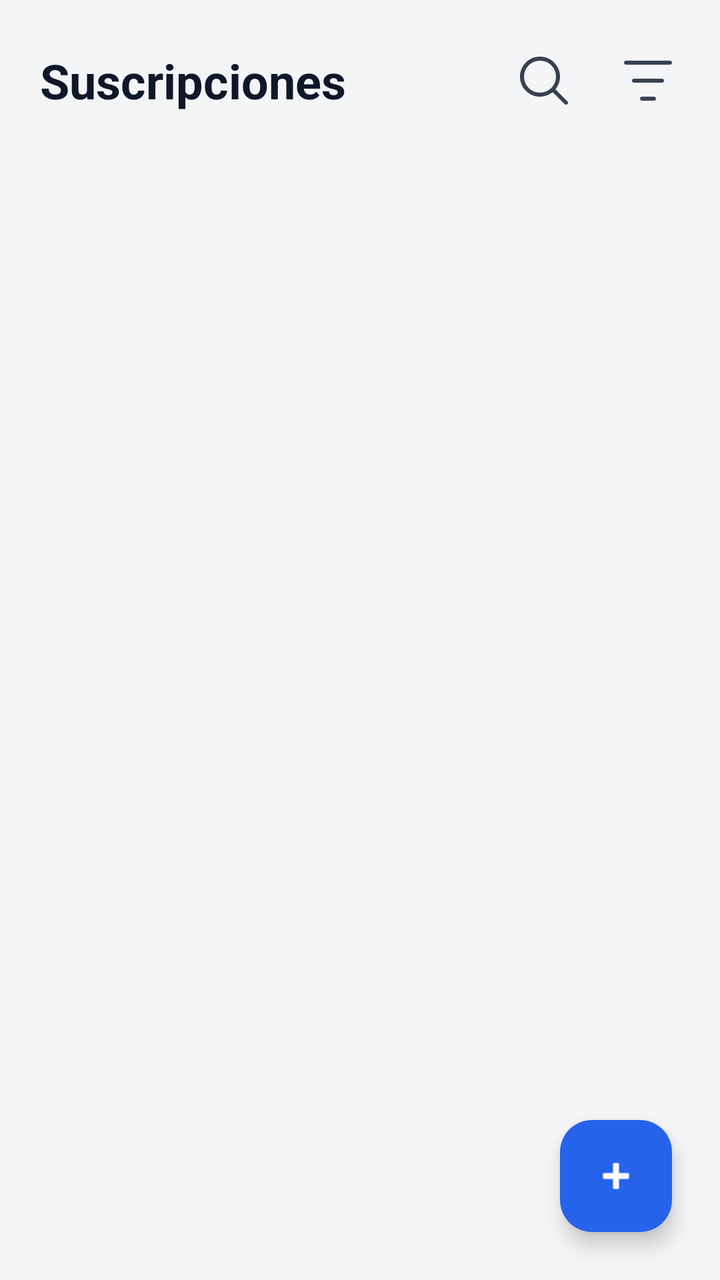
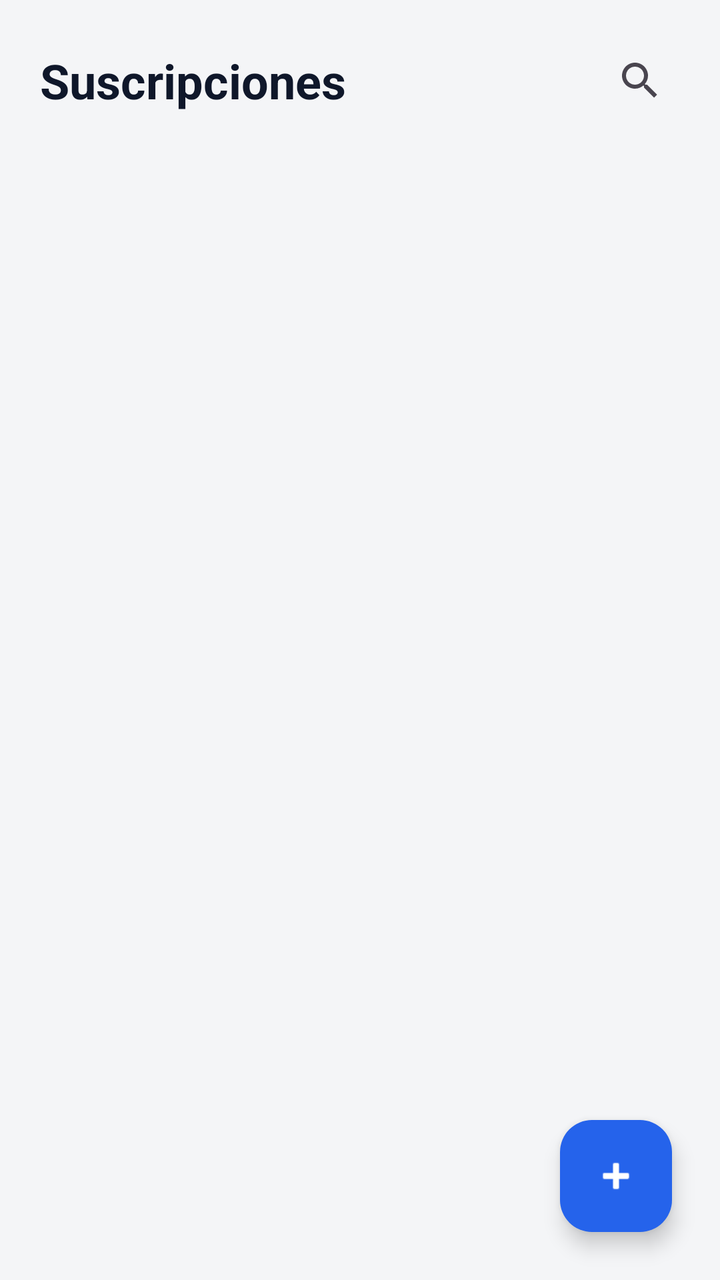

The first picture is an Android layout as it rendered before a commit; the second is the same layout after the commit. The layout source and the unified diff follow.
<!-- AndroidManifest.xml: application theme Theme.SubManager -->
<!-- res/layout/fragment_suscripciones.xml -->
<?xml version="1.0" encoding="utf-8"?>
<androidx.constraintlayout.widget.ConstraintLayout
    xmlns:android="http://schemas.android.com/apk/res/android"
    xmlns:app="http://schemas.android.com/apk/res-auto"
    xmlns:tools="http://schemas.android.com/tools"
    android:layout_width="match_parent"
    android:layout_height="match_parent"
    android:background="@color/background"> <TextView
    android:id="@+id/tvTituloSuscripciones"
    android:layout_width="wrap_content"
    android:layout_height="wrap_content"
    android:layout_marginStart="20dp"
    android:layout_marginTop="24dp"
    android:text="Suscripciones"
    android:textColor="@color/text_primary" android:textSize="24sp"
    android:textStyle="bold"
    app:layout_constraintStart_toStartOf="parent"
    app:layout_constraintTop_toTopOf="parent" />

    <ImageButton
        android:id="@+id/btnFiltro"
        android:layout_width="48dp"
        android:layout_height="48dp"
        android:layout_marginEnd="12dp"
        android:background="?attr/selectableItemBackgroundBorderless"
        android:src="@drawable/ic_filter"
        android:padding="12dp"
        android:scaleType="fitCenter"
        app:tint="@color/text_secondary" app:layout_constraintBottom_toBottomOf="@id/tvTituloSuscripciones"
        app:layout_constraintEnd_toEndOf="parent"
        app:layout_constraintTop_toTopOf="@id/tvTituloSuscripciones" />

    <ImageButton
        android:id="@+id/btnBuscar"
        android:layout_width="48dp"
        android:layout_height="48dp"
        android:layout_marginEnd="4dp"
        android:background="?attr/selectableItemBackgroundBorderless"
        android:src="@drawable/ic_search"
        android:padding="12dp"
        android:scaleType="fitCenter"
        app:tint="@color/text_secondary" app:layout_constraintBottom_toBottomOf="@id/tvTituloSuscripciones"
        app:layout_constraintEnd_toStartOf="@id/btnFiltro"
        app:layout_constraintTop_toTopOf="@id/tvTituloSuscripciones" />

    <HorizontalScrollView
        android:id="@+id/hsvCategorias"
        android:layout_width="match_parent"
        android:layout_height="wrap_content"
        android:layout_marginTop="16dp"
        android:clipToPadding="false"
        android:paddingHorizontal="20dp"
        android:scrollbars="none"
        app:layout_constraintTop_toBottomOf="@id/tvTituloSuscripciones">

        <com.google.android.material.chip.ChipGroup
            android:id="@+id/cgCategorias"
            android:layout_width="wrap_content"
            android:layout_height="wrap_content"
            app:singleSelection="true"
            app:selectionRequired="true" />
    </HorizontalScrollView>

    <androidx.recyclerview.widget.RecyclerView
        android:id="@+id/rvSuscripciones"
        android:layout_width="match_parent"
        android:layout_height="0dp"
        android:layout_marginTop="12dp"
        android:clipToPadding="false"
        android:paddingBottom="80dp"
        app:layout_constraintBottom_toBottomOf="parent"
        app:layout_constraintTop_toBottomOf="@id/hsvCategorias" />

    <com.google.android.material.floatingactionbutton.FloatingActionButton
        android:id="@+id/fabAgregar"
        android:layout_width="wrap_content"
        android:layout_height="wrap_content"
        android:layout_marginEnd="24dp"
        android:layout_marginBottom="24dp"
        android:src="@android:drawable/ic_input_add"
        app:backgroundTint="@color/primary" app:tint="@color/text_on_primary" app:layout_constraintBottom_toBottomOf="parent"
        app:layout_constraintEnd_toEndOf="parent" />

</androidx.constraintlayout.widget.ConstraintLayout>
<!-- resources referenced by this layout -->
<resources>
  <color name="background">#F4F5F7</color>
  <color name="primary">#2563EB</color>
  <color name="text_on_primary">#FFFFFF</color>
  <color name="text_primary">#0F172A</color>
  <color name="text_secondary">#374151</color>
  <!-- drawable ic_filter (drawable) -->
  <vector xmlns:android="http://schemas.android.com/apk/res/android"
      android:width="512dp"
      android:height="512dp"
      android:viewportWidth="24"
      android:viewportHeight="24">
    <path
        android:fillColor="#FF000000"
        android:pathData="M24,3c0,0.55 -0.45,1 -1,1L1,4c-0.55,0 -1,-0.45 -1,-1s0.45,-1 1,-1L23,2c0.55,0 1,0.45 1,1ZM15,20h-6c-0.55,0 -1,0.45 -1,1s0.45,1 1,1h6c0.55,0 1,-0.45 1,-1s-0.45,-1 -1,-1ZM19,11L5,11c-0.55,0 -1,0.45 -1,1s0.45,1 1,1h14c0.55,0 1,-0.45 1,-1s-0.45,-1 -1,-1Z"/>
  </vector>
  <!-- drawable ic_search (drawable) -->
  <vector xmlns:android="http://schemas.android.com/apk/res/android"
      android:width="512dp"
      android:height="512dp"
      android:viewportWidth="24"
      android:viewportHeight="24">
    <path
        android:fillColor="#FF000000"
        android:pathData="M23.707,22.293l-5.969,-5.969a10.016,10.016 0,1 0,-1.414 1.414l5.969,5.969a1,1 0,0 0,1.414 -1.414ZM10,18a8,8 0,1 1,8 -8A8.009,8.009 0,0 1,10 18Z"/>
  </vector>
  <style name="Theme.SubManager" parent="Base.Theme.SubManager" />
  <style name="Base.Theme.SubManager" parent="Theme.Material3.DayNight.NoActionBar">
          <item name="colorPrimary">@color/primary</item>
          <item name="colorPrimaryVariant">@color/primary_dark</item>
          <item name="colorOnPrimary">@color/text_on_primary</item>
          <item name="colorSecondary">@color/accent_purple</item>
          <item name="colorSecondaryVariant">@color/accent_pink</item>
          <item name="colorOnSecondary">@color/text_on_primary</item>
          <item name="android:colorBackground">@color/background</item>
          <item name="colorSurface">@color/surface</item>
          <item name="colorOnSurface">@color/text_primary</item>
          <item name="colorError">@color/error</item>
          <item name="android:statusBarColor">@color/background</item>
          <item name="android:windowLightStatusBar">true</item>
          
          <item name="android:navigationBarColor">@android:color/transparent</item>
          <item name="android:windowLightNavigationBar">true</item>
          
          <item name="bottomNavigationStyle">@style/BottomNavStyle</item>
          <item name="elevationOverlayEnabled">false</item>
      </style>
  <color name="primary_dark">#1D4ED8</color>
  <color name="accent_purple">#7C3AED</color>
  <color name="accent_pink">#EC4899</color>
  <color name="surface">#FFFFFF</color>
  <color name="error">#DC2626</color>
  <style name="BottomNavStyle" parent="Widget.Material3.BottomNavigationView">
          
          <item name="android:background">@drawable/bg_bottom_nav</item>
          
          <item name="elevation">12dp</item>
      </style>
  <!-- drawable bg_bottom_nav (drawable) -->
  <?xml version="1.0" encoding="utf-8"?>
  <shape xmlns:android="http://schemas.android.com/apk/res/android">
      <solid android:color="@color/surface" />
      <corners
          android:topLeftRadius="28dp"
          android:topRightRadius="28dp" />
  </shape>
</resources>

<!-- the commit's change to res/layout/fragment_suscripciones.xml (unified diff, before → after) -->
@@ -17,30 +17,15 @@
     app:layout_constraintStart_toStartOf="parent"
     app:layout_constraintTop_toTopOf="parent" />
 
-    <ImageButton
-        android:id="@+id/btnFiltro"
-        android:layout_width="48dp"
-        android:layout_height="48dp"
-        android:layout_marginEnd="12dp"
-        android:background="?attr/selectableItemBackgroundBorderless"
-        android:src="@drawable/ic_filter"
-        android:padding="12dp"
-        android:scaleType="fitCenter"
-        app:tint="@color/text_secondary" app:layout_constraintBottom_toBottomOf="@id/tvTituloSuscripciones"
+    <androidx.appcompat.widget.SearchView
+        android:id="@+id/svBuscar"
+        android:layout_width="wrap_content"
+        android:layout_height="wrap_content"
+        android:layout_marginEnd="16dp"
+        app:queryHint="Buscar suscripción..."
+        app:iconifiedByDefault="true"
+        app:layout_constraintBottom_toBottomOf="@id/tvTituloSuscripciones"
         app:layout_constraintEnd_toEndOf="parent"
-        app:layout_constraintTop_toTopOf="@id/tvTituloSuscripciones" />
-
-    <ImageButton
-        android:id="@+id/btnBuscar"
-        android:layout_width="48dp"
-        android:layout_height="48dp"
-        android:layout_marginEnd="4dp"
-        android:background="?attr/selectableItemBackgroundBorderless"
-        android:src="@drawable/ic_search"
-        android:padding="12dp"
-        android:scaleType="fitCenter"
-        app:tint="@color/text_secondary" app:layout_constraintBottom_toBottomOf="@id/tvTituloSuscripciones"
-        app:layout_constraintEnd_toStartOf="@id/btnFiltro"
         app:layout_constraintTop_toTopOf="@id/tvTituloSuscripciones" />
 
     <HorizontalScrollView
<!-- resource entries referenced after the edit -->
@@ -4,27 +4,6 @@
   <color name="primary">#2563EB</color>
   <color name="text_on_primary">#FFFFFF</color>
   <color name="text_primary">#0F172A</color>
-  <color name="text_secondary">#374151</color>
-  <!-- drawable ic_filter (drawable) -->
-  <vector xmlns:android="http://schemas.android.com/apk/res/android"
-      android:width="512dp"
-      android:height="512dp"
-      android:viewportWidth="24"
-      android:viewportHeight="24">
-    <path
-        android:fillColor="#FF000000"
-        android:pathData="M24,3c0,0.55 -0.45,1 -1,1L1,4c-0.55,0 -1,-0.45 -1,-1s0.45,-1 1,-1L23,2c0.55,0 1,0.45 1,1ZM15,20h-6c-0.55,0 -1,0.45 -1,1s0.45,1 1,1h6c0.55,0 1,-0.45 1,-1s-0.45,-1 -1,-1ZM19,11L5,11c-0.55,0 -1,0.45 -1,1s0.45,1 1,1h14c0.55,0 1,-0.45 1,-1s-0.45,-1 -1,-1Z"/>
-  </vector>
-  <!-- drawable ic_search (drawable) -->
-  <vector xmlns:android="http://schemas.android.com/apk/res/android"
-      android:width="512dp"
-      android:height="512dp"
-      android:viewportWidth="24"
-      android:viewportHeight="24">
-    <path
-        android:fillColor="#FF000000"
-        android:pathData="M23.707,22.293l-5.969,-5.969a10.016,10.016 0,1 0,-1.414 1.414l5.969,5.969a1,1 0,0 0,1.414 -1.414ZM10,18a8,8 0,1 1,8 -8A8.009,8.009 0,0 1,10 18Z"/>
-  </vector>
   <style name="Theme.SubManager" parent="Base.Theme.SubManager" />
   <style name="Base.Theme.SubManager" parent="Theme.Material3.DayNight.NoActionBar">
           <item name="colorPrimary">@color/primary</item>
